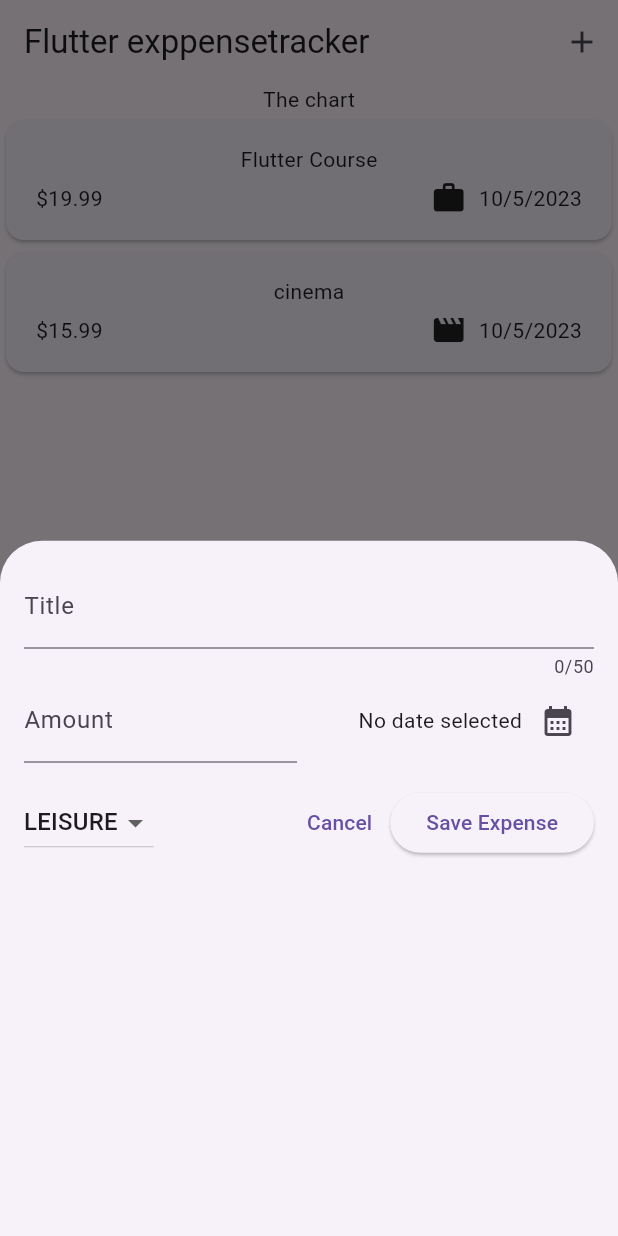
After one commit to zuraba520/expense_tracker, a Flutter app: the screen it shows after launch, after a tap on the "add" icon, on a phone screen of 412 x 824 dp. The commit adds this screen. Run offline on Flutter 3.47's test engine with Material 2 defaults, Android fonts, the phone set to English and light mode, and no system bars.

Commit message:
add some files and many ...

```diff
--- a/lib/main.dart
+++ b/lib/main.dart
@@ -1,10 +1,12 @@
 import 'package:flutter/material.dart';
+
 import 'package:expense_tracker/widgets/expenses.dart';
 
 void main() {
   runApp(
-    const MaterialApp(
-        home: Expenses(),
+    MaterialApp(
+      theme: ThemeData(useMaterial3: true),
+      home: const Expenses(),
     ),
   );
 }
--- a/lib/widgets/expenses.dart
+++ b/lib/widgets/expenses.dart
@@ -1,4 +1,5 @@
 import 'package:expense_tracker/widgets/expenses_list/expenses_list.dart';
+import 'package:expense_tracker/widgets/new_expense.dart';
 import 'package:flutter/material.dart';
 import 'package:expense_tracker/models/expense.dart';
 
@@ -27,9 +28,26 @@ class _ExpensesState extends State<Expenses> {
     ),
   ];
 
+  void _openAddExpenseOverlay() {
+    showModalBottomSheet(
+      context: context,
+      builder: (ctx) => NewExpense(),
+    );
+  }
+
   @override
   Widget build(BuildContext context) {
     return Scaffold(
+      appBar: AppBar(
+        //appbaristvis
+        title: const Text('Flutter exppensetracker'),
+        actions: [
+          IconButton(
+            onPressed: _openAddExpenseOverlay,
+            icon: const Icon(Icons.add),
+          )
+        ],
+      ),
       body: Column(
         children: [
           const Text('The chart'),
--- /dev/null
+++ b/lib/widgets/new_expense.dart
@@ -0,0 +1,133 @@
+import 'package:flutter/material.dart';
+import 'package:expense_tracker/models/expense.dart';
+
+
+
+class NewExpense extends StatefulWidget {
+  const NewExpense({super.key});
+
+  @override
+  State<NewExpense> createState() {
+    return _NewExpenseState();
+  }
+}
+
+class _NewExpenseState extends State<NewExpense> {
+  final _titleController = TextEditingController();
+  final _amountController = TextEditingController();
+  DateTime? _selectedDate;
+  Category _selectedCategory = Category.leisure;
+
+  void _presentDatePicker() async {
+    final now = DateTime.now();
+    final firstDate = DateTime(now.year - 1, now.month, now.day);
+    final pickedDate = await showDatePicker(
+      context: context,
+      initialDate: now,
+      firstDate: firstDate,
+      lastDate: now,
+    );
+    setState(() {
+      _selectedDate = pickedDate;
+    });
+  }
+
+  @override
+  void dispose() {
+    _titleController.dispose();
+    _amountController.dispose();
+    super.dispose();
+  }
+
+  @override
+  Widget build(BuildContext context) {
+    return Padding(
+      padding: const EdgeInsets.all(16),
+      child: Column(
+        children: [
+          TextField(
+            controller: _titleController,
+            maxLength: 50,
+            decoration: const InputDecoration(
+              label: Text('Title'),
+            ),
+          ),
+          Row(
+            children: [
+              Expanded(
+                child: TextField(
+                  controller: _amountController,
+                  keyboardType: TextInputType.number,
+                  decoration: const InputDecoration(
+                    prefixText: '\$ ',
+                    label: Text('Amount'),
+                  ),
+                ),
+              ),
+              const SizedBox(width: 16),
+              Expanded(
+                child: Row(
+                  mainAxisAlignment: MainAxisAlignment.end,
+                  crossAxisAlignment: CrossAxisAlignment.center,
+                  children: [
+                    Text(
+                      _selectedDate == null
+                          ? 'No date selected'
+                          : formatter.format(_selectedDate!),
+                    ),
+                    IconButton(
+                      onPressed: _presentDatePicker,
+                      icon: const Icon(
+                        Icons.calendar_month,
+                      ),
+                    ),
+                  ],
+                ),
+              ),
+            ],
+          ),
+          const SizedBox(height: 16),
+          Row(
+            children: [
+              DropdownButton(
+                value: _selectedCategory,
+                items: Category.values
+                    .map(
+                      (category) => DropdownMenuItem(//chamonatvali siis,magalitad work,leisure da sxva.
+                    value: category,
+                    child: Text(
+                      category.name.toUpperCase(),
+                    ),
+                  ),
+                )
+                    .toList(),
+                onChanged: (value) {
+                  if (value == null) {
+                    return;
+                  }
+                  setState(() {
+                    _selectedCategory = value;
+                  });
+                },
+              ),
+              const Spacer(),
+              TextButton(
+                onPressed: () {
+                  Navigator.pop(context);
+                },
+                child: const Text('Cancel'),
+              ),
+              ElevatedButton(
+                onPressed: () {
+                  print(_titleController.text);
+                  print(_amountController.text);
+                },
+                child: const Text('Save Expense'),
+              ),
+            ],
+          ),
+        ],
+      ),
+    );
+  }
+}
```
